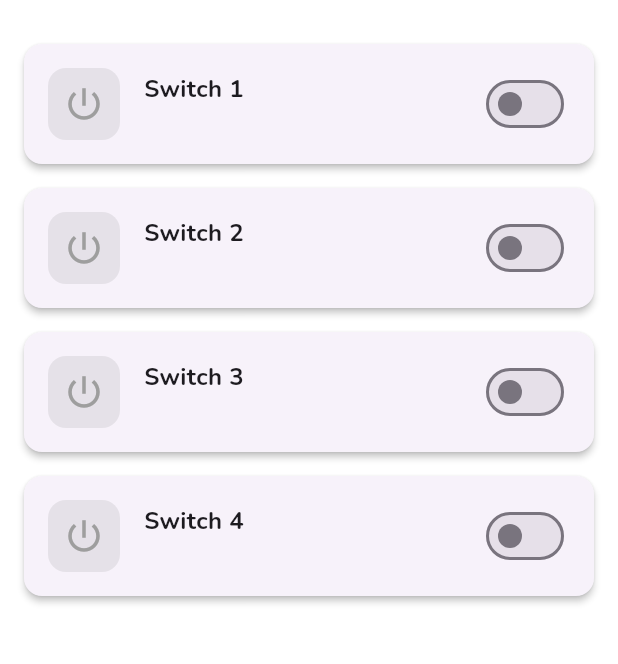
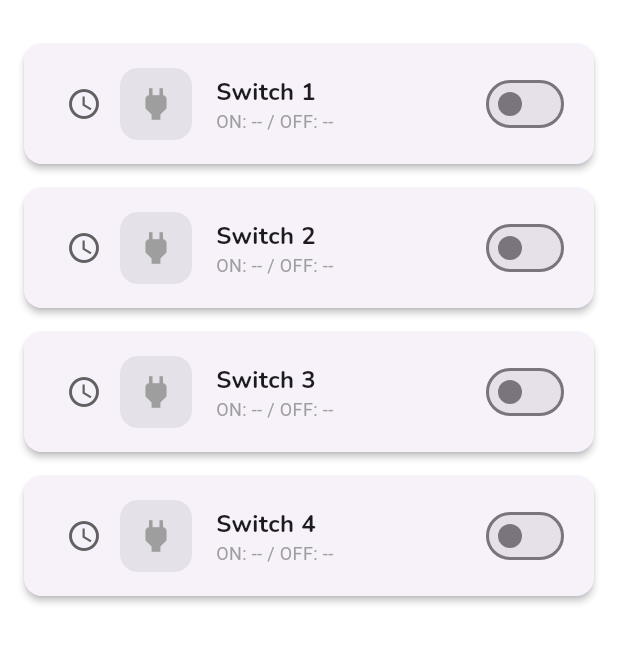
Before and after one commit to kiranps25/smart, a Flutter app: the screen it shows once a user with an empty profile is signed in, after a tap on the "logout" icon, on a phone screen of 412 x 824 dp, the part 64-728 px from its top. Run offline on Flutter 3.47's test engine with Material 3 defaults, Android fonts, the phone set to English and light mode, and no system bars; our stand-ins replace firebase_auth, firebase_core, firebase_database, google_fonts; accounts and stored records are empty.

Commit message:
Update home.dart

```diff
--- a/lib/home.dart
+++ b/lib/home.dart
@@ -4,6 +4,7 @@ import 'package:google_fonts/google_fonts.dart';
 import 'package:firebase_core/firebase_core.dart';
 import 'package:firebase_auth/firebase_auth.dart';
 import 'dart:async';
+import 'package:intl/intl.dart';
 
 void main() async {
   WidgetsFlutterBinding.ensureInitialized();
@@ -18,78 +19,31 @@ class AuthWrapper extends StatelessWidget {
       stream: FirebaseAuth.instance.authStateChanges(),
       builder: (context, snapshot) {
         if (snapshot.connectionState == ConnectionState.waiting) {
-          return SplashScreen();
+          return Center(child: CircularProgressIndicator());
         }
-
         if (snapshot.hasData) {
           return HomePage();
         }
-
         return LoginPage();
       },
     );
   }
 }
 
-class SplashScreen extends StatelessWidget {
-  @override
-  Widget build(BuildContext context) {
-    return Scaffold(
-      backgroundColor: Colors.blue[900],
-      body: Center(
-        child: Column(
-          mainAxisAlignment: MainAxisAlignment.center,
-          children: [
-            Icon(Icons.power_settings_new, size: 80, color: Colors.yellow[700]),
-            SizedBox(height: 20),
-            Text(
-              'IoT Control',
-              style: TextStyle(
-                fontSize: 36,
-                fontWeight: FontWeight.bold,
-                color: Colors.white,
-                letterSpacing: 1.5,
-              ),
-            ),
-            SizedBox(height: 10),
-            Text(
-              'Smart Home Automation',
-              style: TextStyle(fontSize: 18, color: Colors.white70),
-            ),
-            SizedBox(height: 30),
-            CircularProgressIndicator(
-              valueColor: AlwaysStoppedAnimation<Color>(Colors.yellow[700]!),
-            ),
-          ],
-        ),
-      ),
-    );
-  }
-}
+class LoginPage extends StatelessWidget {
+  final TextEditingController _email = TextEditingController();
+  final TextEditingController _password = TextEditingController();
 
-class LoginPage extends StatefulWidget {
-  @override
-  _LoginPageState createState() => _LoginPageState();
-}
-
-class _LoginPageState extends State<LoginPage> {
-  final _emailController = TextEditingController();
-  final _passwordController = TextEditingController();
-  bool _isLoading = false;
-
-  Future<void> _login() async {
-    setState(() => _isLoading = true);
+  Future<void> _login(BuildContext context) async {
     try {
       await FirebaseAuth.instance.signInWithEmailAndPassword(
-        email: _emailController.text.trim(),
-        password: _passwordController.text.trim(),
+        email: _email.text.trim(),
+        password: _password.text.trim(),
       );
-    } on FirebaseAuthException catch (e) {
-      ScaffoldMessenger.of(context).showSnackBar(
-        SnackBar(content: Text(e.message ?? 'Authentication failed')),
-      );
-    } finally {
-      setState(() => _isLoading = false);
+    } catch (e) {
+      ScaffoldMessenger.of(
+        context,
+      ).showSnackBar(SnackBar(content: Text('Login failed')));
     }
   }
 
@@ -98,35 +52,29 @@ class _LoginPageState extends State<LoginPage> {
     return Scaffold(
       body: Center(
         child: Padding(
-          padding: EdgeInsets.all(24),
+          padding: EdgeInsets.all(16),
           child: Column(
-            mainAxisAlignment: MainAxisAlignment.center,
+            mainAxisSize: MainAxisSize.min,
             children: [
               TextField(
-                controller: _emailController,
+                controller: _email,
                 decoration: InputDecoration(labelText: 'Email'),
               ),
               TextField(
-                controller: _passwordController,
+                controller: _password,
                 decoration: InputDecoration(labelText: 'Password'),
                 obscureText: true,
               ),
-              SizedBox(height: 20),
-              _isLoading
-                  ? CircularProgressIndicator()
-                  : ElevatedButton(onPressed: _login, child: Text('Login')),
+              SizedBox(height: 16),
+              ElevatedButton(
+                onPressed: () => _login(context),
+                child: Text('Login'),
+              ),
             ],
           ),
         ),
       ),
     );
-  }
-
-  @override
-  void dispose() {
-    _emailController.dispose();
-    _passwordController.dispose();
-    super.dispose();
   }
 }
 
@@ -136,242 +84,139 @@ class HomePage extends StatefulWidget {
 }
 
 class _HomePageState extends State<HomePage> {
-  late DatabaseReference _dbRef;
   final Map<String, Map<String, dynamic>> _devices = {
-    'LED_STATUS': {
-      'name': 'Switch 1',
-      'type': '',
-      'icon': Icons.power_settings_new,
-    },
-    'LED_STATUS1': {
-      'name': 'Switch 2',
-      'type': '',
-      'icon': Icons.power_settings_new,
-    },
-    'LED_STATUS2': {
-      'name': 'Switch 3',
-      'type': '',
-      'icon': Icons.power_settings_new,
-    },
-    'LED_STATUS3': {
-      'name': 'Switch 4',
-      'type': '',
-      'icon': Icons.power_settings_new,
-    },
+    'LED_STATUS': {'name': 'Switch 1', 'icon': Icons.power},
+    'LED_STATUS1': {'name': 'Switch 2', 'icon': Icons.power},
+    'LED_STATUS2': {'name': 'Switch 3', 'icon': Icons.power},
+    'LED_STATUS3': {'name': 'Switch 4', 'icon': Icons.power},
   };
+
   final Map<String, Timer?> _timers = {};
   final Map<String, int> _remainingTimes = {};
-  final Map<String, int> _totalTimerSeconds = {};
-  final TextEditingController _minutesController = TextEditingController();
+  final DatabaseReference _dbRef = FirebaseDatabase.instance.ref();
 
   @override
   void initState() {
     super.initState();
-    _dbRef =
-        FirebaseDatabase.instanceFor(
-          app: Firebase.app(),
-          databaseURL:
-              "https://homeauto-4c25b-default-rtdb.asia-southeast1.firebasedatabase.app",
-        ).ref();
-
-    // Initialize timers and remaining times
-    for (var path in _devices.keys) {
-      _timers[path] = null;
-      _remainingTimes[path] = 0;
-      _totalTimerSeconds[path] = 0;
+    for (var key in _devices.keys) {
+      _timers[key] = null;
+      _remainingTimes[key] = 0;
+    }
+    _startPreciseScheduler();
   }
 
-    // Set up Firebase listeners
-    _setupFirebaseListeners();
+  void _startPreciseScheduler() {
+    _checkScheduledTasks();
+    Timer.periodic(Duration(seconds: 1), (_) => _checkScheduledTasks());
   }
 
-  void _setupFirebaseListeners() {
-    for (var devicePath in _devices.keys) {
-      _dbRef.child(devicePath).onValue.listen((event) {
-        if (!mounted) return;
+  void _checkScheduledTasks() async {
+    final now = DateTime.now();
+    final formattedNow = DateFormat('HH:mm:ss').format(now);
 
-        if (event.snapshot.exists && event.snapshot.value != null) {
-          int status = 0;
-          int? timerStart;
-          int? timerDuration;
+    for (var key in _devices.keys) {
+      try {
+        final snapshot = await _dbRef.child(key).get();
+        final data = snapshot.value;
+        if (data is Map) {
+          final map = Map<String, dynamic>.from(data);
+          final scheduledOn = map['scheduled_on'] ?? '';
+          final scheduledOff = map['scheduled_off'] ?? '';
 
-          final value = event.snapshot.value;
-          if (value is int) {
-            status = value;
-          } else if (value is Map) {
-            final data = Map<String, dynamic>.from(value);
-            status = data['status'] as int? ?? 0;
-            timerStart = data['timer_start'] as int?;
-            timerDuration = data['timer_duration'] as int?;
-          }
-
-          if (timerStart != null && timerDuration != null && status == 1) {
-            final now = DateTime.now().millisecondsSinceEpoch;
-            final elapsed = (now - timerStart) ~/ 1000;
-            final remaining = timerDuration - elapsed;
-
-            if (remaining > 0) {
-              // Cancel existing timer if any
-              _timers[devicePath]?.cancel();
-
-              // Update remaining time
-              _remainingTimes[devicePath] = remaining;
-              _totalTimerSeconds[devicePath] = timerDuration;
-
-              // Start new timer
-              _startTimerInternal(devicePath, remaining);
-            } else {
-              // Timer expired - turn off device
-              _dbRef.child(devicePath).update({
+          if (scheduledOn == formattedNow) {
+            await _dbRef.child(key).update({'status': 1});
+          } else if (scheduledOff == formattedNow) {
+            await _dbRef.child(key).update({
               'status': 0,
-                'timer_start': null,
-                'timer_duration': null,
-              });
-            }
-          } else if (_timers[devicePath] != null && status == 0) {
-            // Device was turned off manually - cancel timer
-            _timers[devicePath]?.cancel();
-            _timers[devicePath] = null;
-            _remainingTimes[devicePath] = 0;
-            setState(() {});
-          }
-        }
+              'scheduled_on': '',
+              'scheduled_off': '',
             });
           }
         }
-
-  void _startTimerInternal(String devicePath, int seconds) {
-    _timers[devicePath] = Timer.periodic(Duration(seconds: 1), (timer) {
-      if (!mounted) {
-        timer.cancel();
-        return;
-      }
-
-      setState(() {
-        if (_remainingTimes[devicePath]! > 0) {
-          _remainingTimes[devicePath] = _remainingTimes[devicePath]! - 1;
-        } else {
-          timer.cancel();
-          _timers[devicePath] = null;
-          _dbRef.child(devicePath).update({
-            'status': 0,
-            'timer_start': null,
-            'timer_duration': null,
-          });
-        }
-      });
-    });
-  }
-
-  Future<void> _toggleDevice(String devicePath, int currentStatus) async {
-    int newStatus = currentStatus == 1 ? 0 : 1;
-    try {
-      await _dbRef.child(devicePath).set({
-        'status': newStatus,
-        'timer_start': null,
-        'timer_duration': null,
-      });
-
-      if (_timers[devicePath] != null) {
-        _timers[devicePath]?.cancel();
-        _timers[devicePath] = null;
-        _remainingTimes[devicePath] = 0;
-        if (mounted) setState(() {});
-      }
       } catch (e) {
-      if (mounted) {
-        ScaffoldMessenger.of(
-          context,
-        ).showSnackBar(SnackBar(content: Text("Error: ${e.toString()}")));
+        print('Error checking schedule: $e');
       }
     }
   }
 
-  void _showTimerDialog(String devicePath) {
-    _minutesController.clear();
+  void _toggleDevice(String key, int status) {
+    _dbRef.child(key).update({'status': status == 1 ? 0 : 1});
+  }
+
+  void _logout() async {
+    await FirebaseAuth.instance.signOut();
+  }
+
+  String _formatTime(int? seconds) {
+    if (seconds == null || seconds <= 0) return '';
+    int minutes = seconds ~/ 60;
+    int secs = seconds % 60;
+    return '${minutes.toString().padLeft(2, '0')}:${secs.toString().padLeft(2, '0')}';
+  }
+
+  void _showScheduleDialog(String key) {
+    TimeOfDay? onTime;
+    TimeOfDay? offTime;
     showDialog(
       context: context,
       builder:
           (context) => AlertDialog(
-            title: Center(
-              child: Text("Set Timer for ${_devices[devicePath]!['name']}"),
-            ),
+            title: Text('Set Schedule'),
             content: Column(
               mainAxisSize: MainAxisSize.min,
               children: [
-                Text("Turn off after (minutes):"),
-                SizedBox(height: 10),
-                TextField(
-                  controller: _minutesController,
-                  keyboardType: TextInputType.number,
-                  decoration: InputDecoration(
-                    border: OutlineInputBorder(),
-                    hintText: 'Enter minutes',
+                ElevatedButton(
+                  onPressed: () async {
+                    onTime = await showTimePicker(
+                      context: context,
+                      initialTime: TimeOfDay.now(),
+                    );
+                  },
+                  child: Text('Pick ON Time'),
                 ),
+                ElevatedButton(
+                  onPressed: () async {
+                    offTime = await showTimePicker(
+                      context: context,
+                      initialTime: TimeOfDay.now(),
+                    );
+                  },
+                  child: Text('Pick OFF Time'),
                 ),
               ],
             ),
             actions: [
               TextButton(
-                onPressed: () => Navigator.pop(context),
-                child: Text("Cancel"),
-              ),
-              TextButton(
                 onPressed: () {
-                  if (_minutesController.text.isNotEmpty) {
-                    int minutes = int.tryParse(_minutesController.text) ?? 0;
-                    if (minutes > 0) {
+                  if (onTime != null && offTime != null) {
+                    final now = DateTime.now();
+                    final format = DateFormat('HH:mm:ss');
+                    final onDate = DateTime(
+                      now.year,
+                      now.month,
+                      now.day,
+                      onTime!.hour,
+                      onTime!.minute,
+                    );
+                    final offDate = DateTime(
+                      now.year,
+                      now.month,
+                      now.day,
+                      offTime!.hour,
+                      offTime!.minute,
+                    );
+                    _dbRef.child(key).update({
+                      'scheduled_on': format.format(onDate),
+                      'scheduled_off': format.format(offDate),
+                    });
+                  }
                   Navigator.pop(context);
-                      _startTimer(devicePath, minutes);
-                    }
-                  }
                 },
-                child: Text("Set Timer"),
+                child: Text('Save'),
               ),
             ],
           ),
     );
-  }
-
-  void _startTimer(String devicePath, int minutes) async {
-    _timers[devicePath]?.cancel();
-    final duration = minutes * 60;
-    final startTime = DateTime.now().millisecondsSinceEpoch;
-
-    await _dbRef.child(devicePath).set({
-      'status': 1,
-      'timer_start': startTime,
-      'timer_duration': duration,
-    });
-
-    _remainingTimes[devicePath] = duration;
-    _totalTimerSeconds[devicePath] = duration;
-
-    _startTimerInternal(devicePath, duration);
-  }
-
-  String _formatTime(int? seconds) {
-    seconds ??= 0;
-    int minutes = seconds ~/ 60;
-    int remainingSeconds = seconds % 60;
-    return '${minutes.toString().padLeft(2, '0')}:${remainingSeconds.toString().padLeft(2, '0')}';
-  }
-
-  Future<void> _logout() async {
-    try {
-      // Cancel all active timers before logging out
-      for (var timer in _timers.values) {
-        timer?.cancel();
-      }
-
-      await FirebaseAuth.instance.signOut();
-    } catch (e) {
-      if (mounted) {
-        ScaffoldMessenger.of(context).showSnackBar(
-          SnackBar(content: Text("Logout failed: ${e.toString()}")),
-        );
-      }
-    }
   }
 
   @override
@@ -379,7 +224,6 @@ class _HomePageState extends State<HomePage> {
     for (var timer in _timers.values) {
       timer?.cancel();
     }
-    _minutesController.dispose();
     super.dispose();
   }
 
@@ -415,8 +259,9 @@ class _HomePageState extends State<HomePage> {
                   stream: _dbRef.child(entry.key).onValue,
                   builder: (context, snapshot) {
                     int status = 0;
+                    String onTime = '--';
+                    String offTime = '--';
                     if (snapshot.hasData &&
-                        snapshot.data != null &&
                         snapshot.data!.snapshot.exists &&
                         snapshot.data!.snapshot.value != null) {
                       final value = snapshot.data!.snapshot.value;
@@ -425,28 +270,35 @@ class _HomePageState extends State<HomePage> {
                       } else if (value is Map) {
                         final data = Map<String, dynamic>.from(value);
                         status = data['status'] as int? ?? 0;
+                        onTime =
+                            data['scheduled_on']?.toString().split(' ').last ??
+                            '--';
+                        offTime =
+                            data['scheduled_off']?.toString().split(' ').last ??
+                            '--';
                       }
                     }
-
                     bool hasTimer = _timers[entry.key] != null;
                     String remainingTime = _formatTime(
                       _remainingTimes[entry.key],
                     );
-
                     return Card(
                       margin: EdgeInsets.only(bottom: 16),
                       elevation: 2,
                       shape: RoundedRectangleBorder(
                         borderRadius: BorderRadius.circular(12),
                       ),
-                      child: InkWell(
-                        borderRadius: BorderRadius.circular(12),
-                        onTap: () => _toggleDevice(entry.key, status),
-                        onLongPress: () => _showTimerDialog(entry.key),
                       child: Padding(
                         padding: EdgeInsets.all(16),
                         child: Row(
                           children: [
+                            IconButton(
+                              icon: Icon(
+                                Icons.access_time,
+                                color: Colors.grey[700],
+                              ),
+                              onPressed: () => _showScheduleDialog(entry.key),
+                            ),
                             Container(
                               width: 48,
                               height: 48,
@@ -460,8 +312,7 @@ class _HomePageState extends State<HomePage> {
                               child: Icon(
                                 entry.value['icon'],
                                 size: 28,
-                                  color:
-                                      status == 1 ? Colors.blue : Colors.grey,
+                                color: status == 1 ? Colors.blue : Colors.grey,
                               ),
                             ),
                             SizedBox(width: 16),
@@ -477,9 +328,9 @@ class _HomePageState extends State<HomePage> {
                                     ),
                                   ),
                                   Text(
-                                      entry.value['type'],
-                                      style: GoogleFonts.nunito(
-                                        fontSize: 14,
+                                    'ON: $onTime / OFF: $offTime',
+                                    style: TextStyle(
+                                      fontSize: 12,
                                       color: Colors.grey,
                                     ),
                                   ),
@@ -507,7 +358,6 @@ class _HomePageState extends State<HomePage> {
                           ],
                         ),
                       ),
-                      ),
                     );
                   },
                 );
```
Lines whose indentation alone changed are shown as unchanged.
